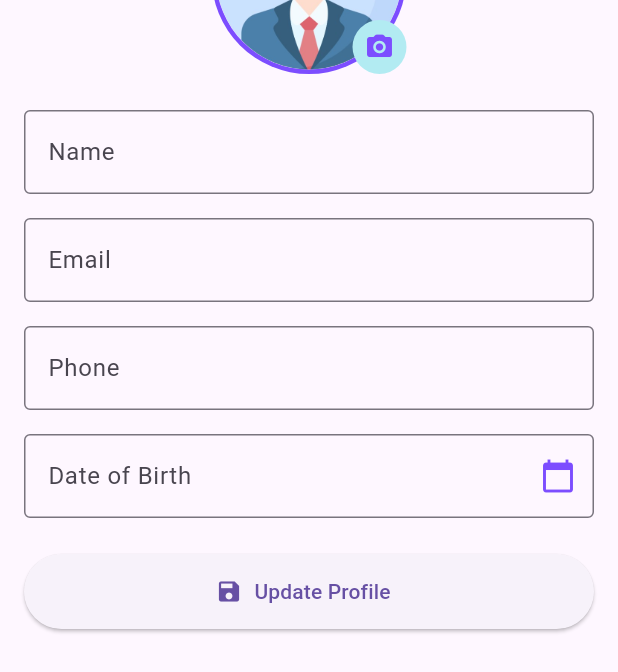
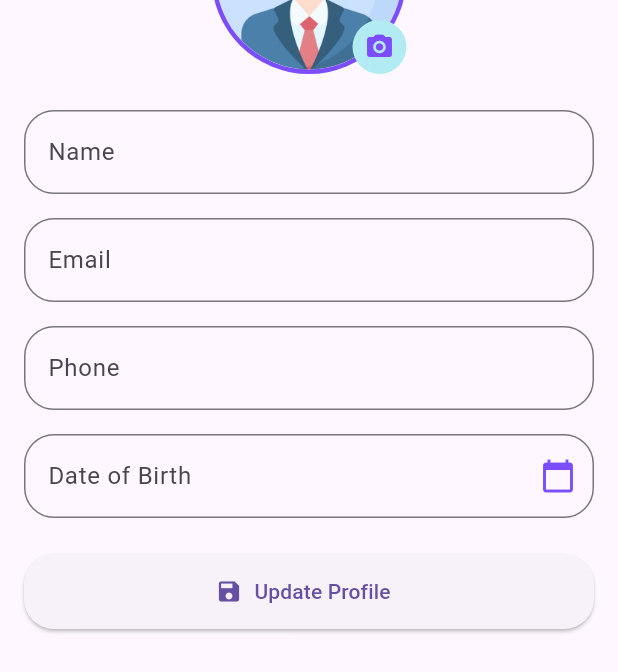
Before and after one commit to SadakatulShakil/AI-Tool-Finder, a Flutter app: the ProfilePage screen opened directly, on a phone screen of 412 x 824 dp. Shown: the part 229-901 px from the top of the screen. Run offline on Flutter 3.47's test engine with Material 3 defaults, Android fonts, the phone set to English and light mode, and no system bars; our stand-ins replace carousel_slider, connectivity_plus, firebase_core, firebase_database, firebase_storage, flutter_screenutil and 4 more; accounts and stored records are empty.

```diff
--- a/lib/pages/profile_page.dart
+++ b/lib/pages/profile_page.dart
@@ -69,9 +69,9 @@ class _ProfilePageState extends State<ProfilePage> {
                 readOnly: true,
                 decoration: InputDecoration(
                   labelText: 'Date of Birth',
-                  border: OutlineInputBorder(),
+                  border: OutlineInputBorder(borderRadius: BorderRadius.circular(20)),
                   focusedBorder: OutlineInputBorder(
-                    borderRadius: BorderRadius.circular(4),
+                    borderRadius: BorderRadius.circular(20),
                     borderSide: BorderSide(color: Colors.deepPurpleAccent),
                   ),
                   suffixIcon: Icon(Icons.calendar_today, color: Colors.deepPurpleAccent),
@@ -95,7 +95,9 @@ class _ProfilePageState extends State<ProfilePage> {
                 icon: Icon(Icons.save),
                 label: Text("Update Profile"),
                 onPressed: controller.updateProfile,
-                style: ElevatedButton.styleFrom(minimumSize: Size(double.infinity, 50)),
+                style: ElevatedButton.styleFrom(
+                  shape: RoundedRectangleBorder(borderRadius: BorderRadius.circular(20)),
+                    minimumSize: Size(double.infinity, 50)),
               ),
             ],
           ),
@@ -112,7 +114,7 @@ class _ProfilePageState extends State<ProfilePage> {
         readOnly: readOnly,
         decoration: InputDecoration(
           labelText: label,
-          border: OutlineInputBorder(),
+          border: OutlineInputBorder(borderRadius: BorderRadius.circular(20),),
         ),
       ),
     );
--- a/lib/widgets/tool_scroller.dart
+++ b/lib/widgets/tool_scroller.dart
@@ -12,7 +12,7 @@ class HorizontalToolScroller extends StatelessWidget {
       child: ListView.separated(
         scrollDirection: Axis.horizontal,
         itemCount: items.length,
-        separatorBuilder: (_, __) => const SizedBox(width: 12),
+        separatorBuilder: (_, __) => const SizedBox(width: 8),
         itemBuilder: (context, i) {
           final t = items[i];
           return GestureDetector(
@@ -20,6 +20,7 @@ class HorizontalToolScroller extends StatelessWidget {
             child: SizedBox(
                 width: 120,
                 child: Card(
+                  color: Colors.white,
                   shape: RoundedRectangleBorder(borderRadius: BorderRadius.circular(12)),
                   child: Stack(
                     children: [
```
Also changed, not shown: lib/pages/category_wise_page.dart (+11 -0 lines), lib/pages/home_page.dart (+8 -8 lines), lib/pages/search_page.dart (+15 -0 lines), lib/pages/tool_detail_page.dart (+11 -2 lines), lib/widgets/category_chips.dart (+15 -1 lines).
